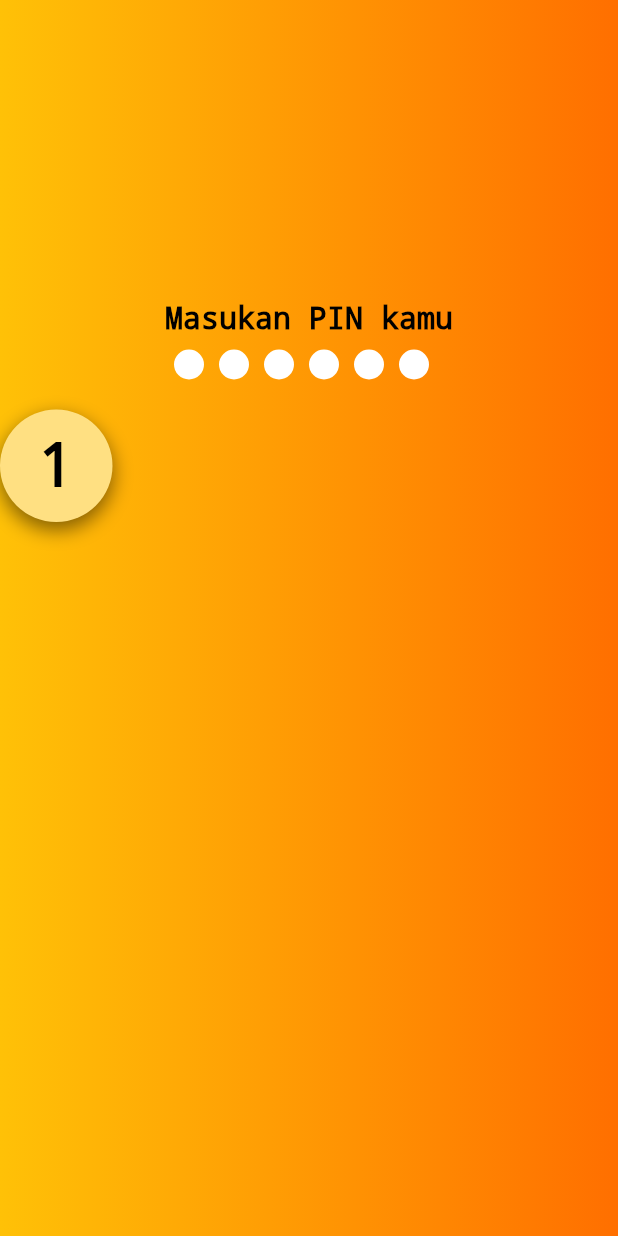
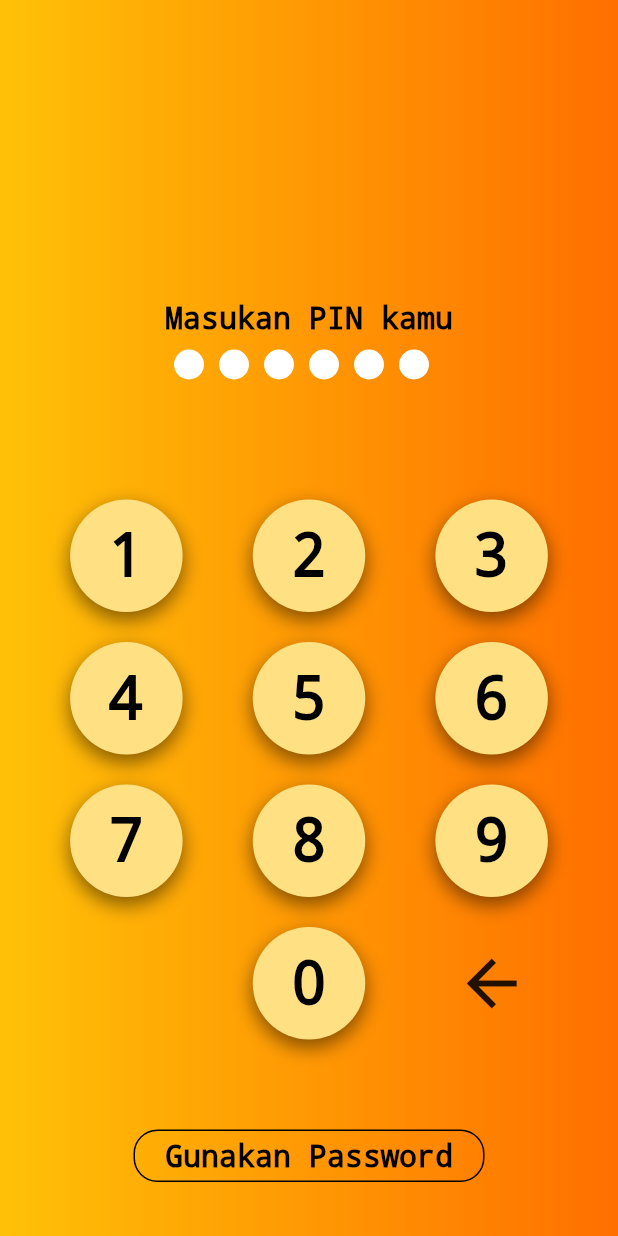
Before and after one commit to FieryInferno/keuangan, a Flutter app: the screen it shows after launch, on a phone screen of 412 x 824 dp. Run offline on Flutter 3.47's test engine with Material 2 defaults, Android fonts, the phone set to English and light mode, and no system bars.

Commit message:
button angka untuk pin

```diff
--- /dev/null
+++ b/lib/components/button_pin.dart
@@ -0,0 +1,29 @@
+import 'package:flutter/material.dart';
+import 'package:keuangan/components/text_widget.dart';
+
+class ButtonPin extends StatelessWidget {
+  final int number;
+
+  const ButtonPin(this.number, {super.key});
+
+  @override
+  Widget build(BuildContext context) {
+    return Container(
+      height: 75,
+      width: 75,
+      decoration: BoxDecoration(
+        borderRadius: const BorderRadius.all(Radius.circular(75)),
+        color: Colors.amber[200],
+        boxShadow: const [
+          BoxShadow(
+            color: Color.fromARGB(121, 0, 0, 0),
+            blurRadius: 10,
+            spreadRadius: 0.5,
+            offset: Offset(0, 5),
+          ),
+        ],
+      ),
+      child: Center(child: TextWidget('$number', size: 40)),
+    );
+  }
+}
--- a/lib/main.dart
+++ b/lib/main.dart
@@ -1,4 +1,5 @@
 import 'package:flutter/material.dart';
+import 'package:keuangan/components/button_pin.dart';
 import 'package:keuangan/components/circle_pin.dart';
 import 'package:keuangan/components/text_widget.dart';
 
@@ -31,6 +32,30 @@ class Login extends StatelessWidget {
     return data;
   }
 
+  List<Container> loadButtonPin() {
+    List<Container> data = [];
+    List<ButtonPin> dataTemp = [];
+
+    for (var i = 1; i <= 10; i++) {
+      if (dataTemp.length == 3 || i == 10) {
+        data.add(
+          Container(
+            margin: const EdgeInsets.only(bottom: 20),
+            child: Row(
+              mainAxisAlignment: MainAxisAlignment.spaceEvenly,
+              children: dataTemp,
+            ),
+          ),
+        );
+        dataTemp = [];
+      }
+
+      dataTemp.add(ButtonPin(i));
+    }
+
+    return data;
+  }
+
   @override
   Widget build(BuildContext context) {
     return Container(
@@ -55,36 +80,54 @@ class Login extends StatelessWidget {
             ),
           ),
           Container(
-            margin: const EdgeInsets.only(top: 10, bottom: 20),
+            margin: const EdgeInsets.only(top: 10, bottom: 80),
             child: Row(
               mainAxisAlignment: MainAxisAlignment.center,
               children: loadCirclePin(),
             ),
           ),
-          Row(
+          Column(
             children: [
+              ...loadButtonPin(),
               Container(
-                height: 75,
-                width: 75,
-                decoration: BoxDecoration(
-                    borderRadius: const BorderRadius.all(
-                      Radius.circular(75),
+                margin: const EdgeInsets.only(bottom: 20),
+                child: Row(
+                  mainAxisAlignment: MainAxisAlignment.spaceEvenly,
+                  children: const [
+                    SizedBox(width: 75),
+                    ButtonPin(0),
+                    SizedBox(
+                      height: 75,
+                      width: 75,
+                      child: Icon(
+                        Icons.arrow_back,
+                        size: 50,
+                      ),
                     ),
-                    color: Colors.amber[200],
-                    boxShadow: const [
-                      BoxShadow(
-                          color: Color.fromARGB(121, 0, 0, 0),
-                          blurRadius: 10,
-                          spreadRadius: 0.5,
-                          offset: Offset(0, 5)),
-                    ]),
-                margin: const EdgeInsets.only(right: 10),
-                child: const Center(
-                  child: TextWidget('1', size: 40),
+                  ],
                 ),
               ),
             ],
           ),
+          Row(
+            mainAxisAlignment: MainAxisAlignment.center,
+            children: [
+              Container(
+                margin: const EdgeInsets.only(top: 40),
+                padding: const EdgeInsets.symmetric(
+                  horizontal: 20,
+                  vertical: 5,
+                ),
+                decoration: BoxDecoration(
+                  border: Border.all(),
+                  borderRadius: const BorderRadius.all(
+                    Radius.circular(16),
+                  ),
+                ),
+                child: const TextWidget('Gunakan Password'),
+              ),
+            ],
+          )
         ],
       ),
     );
```
